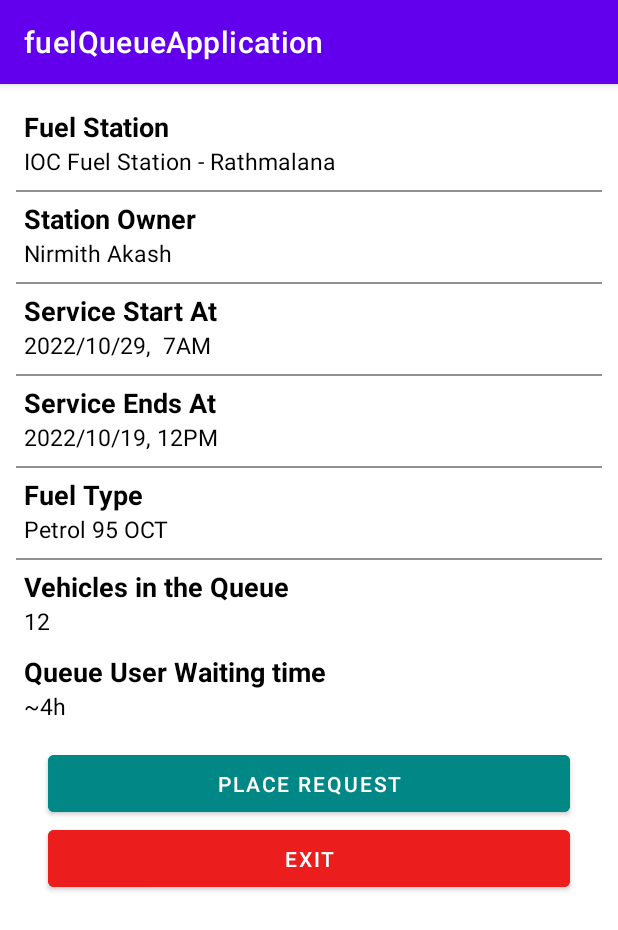
After one commit to AnawaratneMANA/fuel-queue-app-client, an Android app: the FuelStationDetailsRequestActivity screen opened directly, with no data from a screen before it, on a phone screen of 412 x 824 dp. The commit adds this screen. Shown: the top 930 px of the screen. Run offline under Robolectric (Android 15) with nearby library versions, the phone set to English and light mode, and no system bars.

Commit message:
Place request user interface added, Update the fuel station update page
This interface is where queue users place their requests. Later fuel station owner will accept right after refueling the queue user.

```diff
--- /dev/null
+++ b/app/src/main/java/com/example/fuelqueueapplication/FuelStationDetailsRequestActivity.java
@@ -0,0 +1,14 @@
+package com.example.fuelqueueapplication;
+
+import androidx.appcompat.app.AppCompatActivity;
+
+import android.os.Bundle;
+
+public class FuelStationDetailsRequestActivity extends AppCompatActivity {
+
+    @Override
+    protected void onCreate(Bundle savedInstanceState) {
+        super.onCreate(savedInstanceState);
+        setContentView(R.layout.activity_fuel_station_details_request);
+    }
+}
--- a/app/src/main/java/com/example/fuelqueueapplication/api/interfaces/FuelStationInterface.java
+++ b/app/src/main/java/com/example/fuelqueueapplication/api/interfaces/FuelStationInterface.java
@@ -12,3 +12,6 @@ public interface FuelStationInterface {
     Call<List<FuelStationResponse>> getAllFuelStations();
 
 }
+
+// TODO: Interface define #1
+// TODO: request / response define
--- /dev/null
+++ b/app/src/main/res/drawable-v24/ic_bassline_clock_48.xml
@@ -0,0 +1,10 @@
+<vector xmlns:android="http://schemas.android.com/apk/res/android"
+    android:width="24dp"
+    android:height="24dp"
+    android:viewportWidth="48"
+    android:viewportHeight="48"
+    android:tint="?attr/colorControlNormal">
+  <path
+      android:fillColor="@android:color/white"
+      android:pathData="M29.4,32.3Q29.9,32.9 30.825,32.875Q31.75,32.85 32.3,32.25Q32.9,31.75 32.9,30.825Q32.9,29.9 32.35,29.3L26.1,23.15V15.45Q26.1,14.7 25.55,14.125Q25,13.55 24.2,13.55Q23.35,13.55 22.75,14.125Q22.15,14.7 22.15,15.5V23.85Q22.15,24.3 22.325,24.725Q22.5,25.15 22.85,25.45ZM24,45.05Q19.7,45.05 15.825,43.4Q11.95,41.75 9.1,38.9Q6.25,36.05 4.6,32.175Q2.95,28.3 2.95,24Q2.95,19.65 4.6,15.825Q6.25,12 9.1,9.15Q11.95,6.3 15.825,4.6Q19.7,2.9 24,2.9Q28.35,2.9 32.175,4.6Q36,6.3 38.85,9.15Q41.7,12 43.4,15.825Q45.1,19.65 45.1,24Q45.1,28.3 43.4,32.175Q41.7,36.05 38.85,38.9Q36,41.75 32.175,43.4Q28.35,45.05 24,45.05Z"/>
+</vector>
--- /dev/null
+++ b/app/src/main/res/layout/activity_fuel_station_details_request.xml
@@ -0,0 +1,237 @@
+<?xml version="1.0" encoding="utf-8"?>
+<androidx.appcompat.widget.LinearLayoutCompat xmlns:android="http://schemas.android.com/apk/res/android"
+    xmlns:app="http://schemas.android.com/apk/res-auto"
+    xmlns:tools="http://schemas.android.com/tools"
+    android:layout_width="match_parent"
+    android:layout_height="match_parent"
+    tools:context=".FuelStationDetailsRequestActivity"
+    android:orientation="vertical">
+
+    <androidx.cardview.widget.CardView
+        android:layout_width="match_parent"
+        android:layout_height="wrap_content"
+        android:background="@color/black"
+        app:cardBackgroundColor="#FFFFFF"
+        android:padding="10dp"
+        android:elevation="10dp"
+        android:layout_margin="5dp"
+        app:cardCornerRadius="10dp">
+
+        <LinearLayout
+            android:id="@+id/fuelStationNameContainer"
+            android:layout_width="match_parent"
+            android:layout_height="wrap_content"
+            android:orientation="vertical"
+            android:padding="5dp">
+            <LinearLayout
+                android:id="@+id/fuelStationContainer"
+                android:layout_width="match_parent"
+
+                android:layout_height="wrap_content"
+                android:orientation="vertical"
+                android:padding="5dp">
+                <TextView
+                    android:layout_width="match_parent"
+                    android:layout_height="wrap_content"
+                    android:text="Fuel Station"
+                    android:textColor="#020202"
+                    android:textSize="18sp"
+                    android:textStyle="bold" />
+
+                <TextView
+                    android:layout_width="match_parent"
+                    android:layout_height="wrap_content"
+                    android:text="IOC Fuel Station - Rathmalana"
+                    android:textColor="#020202"
+                    android:textSize="15sp"
+                    android:textStyle="normal" />
+            </LinearLayout>
+            <View
+                android:layout_marginTop="3dp"
+                android:layout_width="fill_parent"
+                android:layout_height="1dp"
+                android:background="#919191"/>
+            <LinearLayout
+                android:id="@+id/fuelStationOwnerContainer"
+                android:layout_width="match_parent"
+                android:layout_height="wrap_content"
+                android:orientation="vertical"
+                android:padding="5dp">
+                <TextView
+                    android:layout_width="match_parent"
+                    android:layout_height="wrap_content"
+                    android:text="Station Owner"
+                    android:textColor="#020202"
+                    android:textSize="18sp"
+                    android:textStyle="bold" />
+
+                <TextView
+                    android:layout_width="match_parent"
+                    android:layout_height="wrap_content"
+                    android:text="Nirmith Akash"
+                    android:textColor="#020202"
+                    android:textSize="15sp"
+                    android:textStyle="normal" />
+            </LinearLayout>
+            <View
+                android:layout_marginTop="3dp"
+                android:layout_width="fill_parent"
+                android:layout_height="1dp"
+                android:background="#919191"/>
+            <LinearLayout
+                android:id="@+id/fuelStaionStartingTimeContainer"
+                android:layout_width="match_parent"
+                android:layout_height="wrap_content"
+                android:orientation="vertical"
+                android:padding="5dp">
+                <TextView
+                    android:layout_width="match_parent"
+                    android:layout_height="wrap_content"
+                    android:text="Service Start At"
+                    android:textColor="#020202"
+                    android:textSize="18sp"
+                    android:textStyle="bold" />
+
+                <TextView
+                    android:layout_width="match_parent"
+                    android:layout_height="wrap_content"
+                    android:text="2022/10/29,  7AM"
+                    android:textColor="#020202"
+                    android:textSize="15sp"
+                    android:textStyle="normal" />
+            </LinearLayout>
+            <View
+                android:layout_marginTop="3dp"
+                android:layout_width="fill_parent"
+                android:layout_height="1dp"
+                android:background="#919191"/>
+            <LinearLayout
+                android:id="@+id/fuelStationEndingTimeContainer"
+                android:layout_width="match_parent"
+                android:layout_height="wrap_content"
+                android:orientation="vertical"
+                android:padding="5dp">
+                <TextView
+                    android:layout_width="match_parent"
+                    android:layout_height="wrap_content"
+                    android:text="Service Ends At"
+                    android:textColor="#020202"
+                    android:textSize="18sp"
+                    android:textStyle="bold" />
+
+                <TextView
+                    android:layout_width="match_parent"
+                    android:layout_height="wrap_content"
+                    android:text="2022/10/19, 12PM"
+                    android:textColor="#020202"
+                    android:textSize="15sp"
+                    android:textStyle="normal" />
+            </LinearLayout>
+            <View
+                android:layout_marginTop="3dp"
+                android:layout_width="fill_parent"
+                android:layout_height="1dp"
+                android:background="#919191"/>
+            <LinearLayout
+                android:id="@+id/fuelStationFuelType"
+                android:layout_width="match_parent"
+                android:layout_height="wrap_content"
+                android:orientation="vertical"
+                android:padding="5dp">
+                <TextView
+                    android:layout_width="match_parent"
+                    android:layout_height="wrap_content"
+                    android:text="Fuel Type"
+                    android:textColor="#020202"
+                    android:textSize="18sp"
+                    android:textStyle="bold" />
+
+                <TextView
+                    android:layout_width="match_parent"
+                    android:layout_height="wrap_content"
+                    android:text="Petrol 95 OCT"
+                    android:textColor="#020202"
+                    android:textSize="15sp"
+                    android:textStyle="normal" />
+            </LinearLayout>
+            <View
+                android:layout_marginTop="3dp"
+                android:layout_width="fill_parent"
+                android:layout_height="1dp"
+                android:background="#919191"/>
+            <LinearLayout
+                android:id="@+id/noOfVehiclesInQueueContainer"
+                android:layout_width="match_parent"
+                android:layout_height="wrap_content"
+                android:orientation="vertical"
+                android:padding="5dp">
+                <TextView
+                    android:layout_width="match_parent"
+                    android:layout_height="wrap_content"
+                    android:text="Vehicles in the Queue"
+                    android:textColor="#020202"
+                    android:textSize="18sp"
+                    android:textStyle="bold" />
+                <TextView
+                    android:layout_width="match_parent"
+                    android:layout_height="wrap_content"
+                    android:text="12"
+                    android:textColor="#020202"
+                    android:textSize="15sp"
+                    android:textStyle="normal" />
+            </LinearLayout>
+            <LinearLayout
+                android:id="@+id/waitingTimeInTheQueueContainer"
+                android:layout_width="match_parent"
+                android:layout_height="wrap_content"
+                android:orientation="vertical"
+                android:padding="5dp">
+                <TextView
+                    android:layout_width="match_parent"
+                    android:layout_height="wrap_content"
+                    android:text="Queue User Waiting time"
+                    android:textColor="#020202"
+                    android:textSize="18sp"
+                    android:textStyle="bold" />
+                <TextView
+                    android:layout_width="match_parent"
+                    android:layout_height="wrap_content"
+                    android:text="~4h"
+                    android:textColor="#020202"
+                    android:textSize="15sp"
+                    android:textStyle="normal" />
+            </LinearLayout>
+        </LinearLayout>
+
+    </androidx.cardview.widget.CardView>
+
+    <LinearLayout
+        android:layout_width="match_parent"
+        android:layout_height="wrap_content"
+        android:orientation="vertical">
+        <Button
+            android:id="@+id/enrollButton"
+            android:layout_width="match_parent"
+            android:layout_height="50dp"
+            android:layout_gravity="center"
+            android:layout_marginStart="32dp"
+            android:layout_marginEnd="32dp"
+            android:gravity="center"
+            android:backgroundTint="@color/teal_700"
+            android:onClick="onClick"
+            android:text="Place Request" />
+
+        <Button
+            android:id="@+id/exitButton"
+            android:layout_width="match_parent"
+            android:backgroundTint="@color/red"
+            android:layout_height="50dp"
+            android:layout_gravity="center"
+            android:layout_marginStart="32dp"
+            android:layout_marginEnd="32dp"
+            android:gravity="center"
+            android:onClick="onClick"
+            android:text="Exit" />
+    </LinearLayout>
+
+</androidx.appcompat.widget.LinearLayoutCompat>
--- a/app/src/main/res/layout/activity_fuel_station_insert_form.xml
+++ b/app/src/main/res/layout/activity_fuel_station_insert_form.xml
@@ -7,25 +7,6 @@
     android:orientation="vertical"
     android:layout_marginTop="20dp"
     tools:context=".FuelStationInsertForm">
-
-    <com.google.android.material.textfield.TextInputLayout
-        android:id="@+id/fuelStationNameInputContainer"
-        style="@style/Widget.MaterialComponents.TextInputLayout.OutlinedBox"
-        android:layout_width="match_parent"
-        android:layout_height="wrap_content"
-        android:layout_marginStart="32dp"
-        android:layout_marginTop="5dp"
-        android:layout_marginEnd="32dp"
-        android:hint="Fuel Station Name"
-        app:endIconMode="clear_text"
-        app:helperTextEnabled="false"
-        app:startIconTint="@color/purple_500">
-
-        <com.google.android.material.textfield.TextInputEditText
-            android:id="@+id/rFuelStationName"
-            android:layout_width="match_parent"
-            android:layout_height="wrap_content" />
-    </com.google.android.material.textfield.TextInputLayout>
 
 
     <com.google.android.material.textfield.TextInputLayout
@@ -78,25 +59,6 @@
     </com.google.android.material.textfield.TextInputLayout>
 
     <com.google.android.material.textfield.TextInputLayout
-        android:id="@+id/registerEmailInputLayout"
-        style="@style/Widget.MaterialComponents.TextInputLayout.OutlinedBox"
-        android:layout_width="match_parent"
-        android:layout_height="wrap_content"
-        android:layout_marginStart="32dp"
-        android:layout_marginTop="5dp"
-        android:layout_marginEnd="32dp"
-        android:hint="Location"
-        app:endIconMode="clear_text"
-        app:helperTextEnabled="false"
-        app:startIconTint="@color/purple_500">
-
-        <com.google.android.material.textfield.TextInputEditText
-            android:id="@+id/rLocationInput"
-            android:layout_width="match_parent"
-            android:layout_height="wrap_content" />
-    </com.google.android.material.textfield.TextInputLayout>
-
-    <com.google.android.material.textfield.TextInputLayout
         android:id="@+id/registerVehicleTypeInputLayout"
         style="@style/Widget.MaterialComponents.TextInputLayout.OutlinedBox.ExposedDropdownMenu"
         android:layout_width="match_parent"
@@ -104,7 +66,7 @@
         android:layout_marginStart="32dp"
         android:layout_marginTop="5dp"
         android:layout_marginEnd="32dp"
-        android:hint="No of Pumps"
+        android:hint="Fuel Type"
         app:startIconTint="@color/purple_500"
         >
 
@@ -126,7 +88,7 @@
         android:layout_marginBottom="10dp"
         android:gravity="center"
         android:onClick="onClick"
-        android:text="Insert Fuel Station"
+        android:text="Update station details"
         />
 
 
--- /dev/null
+++ b/app/src/main/res/values-land/dimens.xml
@@ -0,0 +1,3 @@
+<resources>
+    <dimen name="fab_margin">48dp</dimen>
+</resources>
--- /dev/null
+++ b/app/src/main/res/values-w1240dp/dimens.xml
@@ -0,0 +1,3 @@
+<resources>
+    <dimen name="fab_margin">200dp</dimen>
+</resources>
--- /dev/null
+++ b/app/src/main/res/values-w600dp/dimens.xml
@@ -0,0 +1,3 @@
+<resources>
+    <dimen name="fab_margin">48dp</dimen>
+</resources>
--- /dev/null
+++ b/app/src/main/res/values/dimens.xml
@@ -0,0 +1,3 @@
+<resources>
+    <dimen name="fab_margin">16dp</dimen>
+</resources>
```
Also changed, not shown: app/src/main/AndroidManifest.xml (+8 -1 lines).
